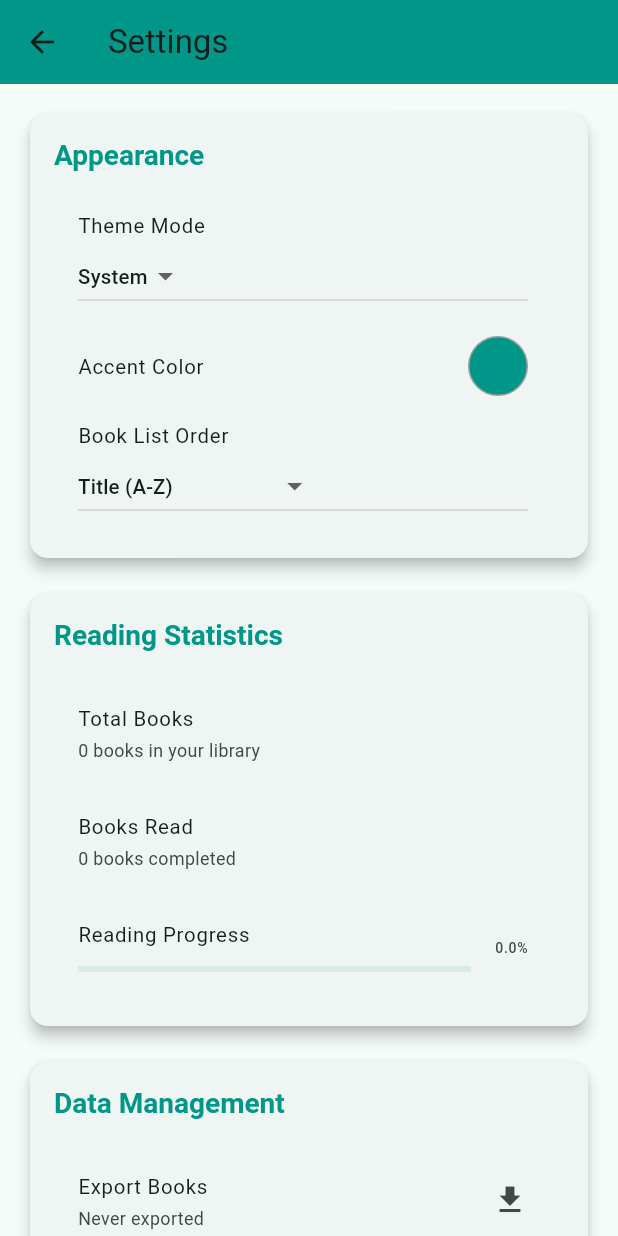
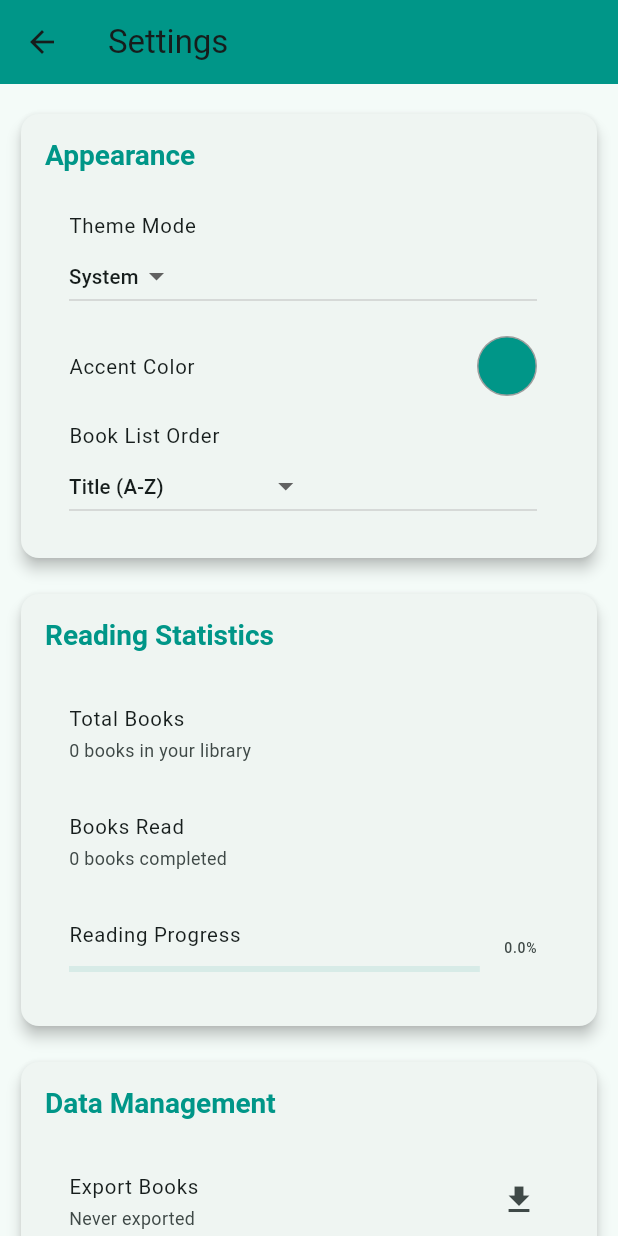
Before and after one commit to art-was-here/mybooknook, a Flutter app: the SettingsScreen screen opened by its route, on a phone screen of 412 x 824 dp. Run offline on Flutter 3.47's test engine with Material 3 defaults, Android fonts, the phone set to English and light mode, and no system bars; our stand-ins replace cloud_firestore, firebase_auth, firebase_core, flutter_expandable_fab, google_sign_in, image_picker and 3 more; missing offline and left inert: barcode_scan2, google_mlkit_text_recognition, googleapis; accounts and stored records are empty.

Commit message:
make the left and right padding equal across all screens

```diff
--- a/lib/screens/profile_screen.dart
+++ b/lib/screens/profile_screen.dart
@@ -547,7 +547,7 @@ class _ProfileScreenState extends State<ProfileScreen> {
         ],
       ),
       body: SingleChildScrollView(
-        padding: const EdgeInsets.all(16),
+        padding: const EdgeInsets.symmetric(horizontal: 10.0, vertical: 16.0),
         child: Form(
           key: _formKey,
           child: Column(
--- a/lib/screens/settings_screen.dart
+++ b/lib/screens/settings_screen.dart
@@ -201,7 +201,7 @@ class _SettingsScreenState extends State<SettingsScreen> {
       body: MediaQuery(
         data: MediaQuery.of(context).copyWith(textScaleFactor: 0.85),
         child: ListView(
-          padding: const EdgeInsets.all(16.0),
+          padding: const EdgeInsets.symmetric(horizontal: 10.0, vertical: 16.0),
           children: [
             Card(
               elevation: 4,
```
Also changed, not shown: lib/widgets/home_screen/list_item.dart (+12 -6 lines).
